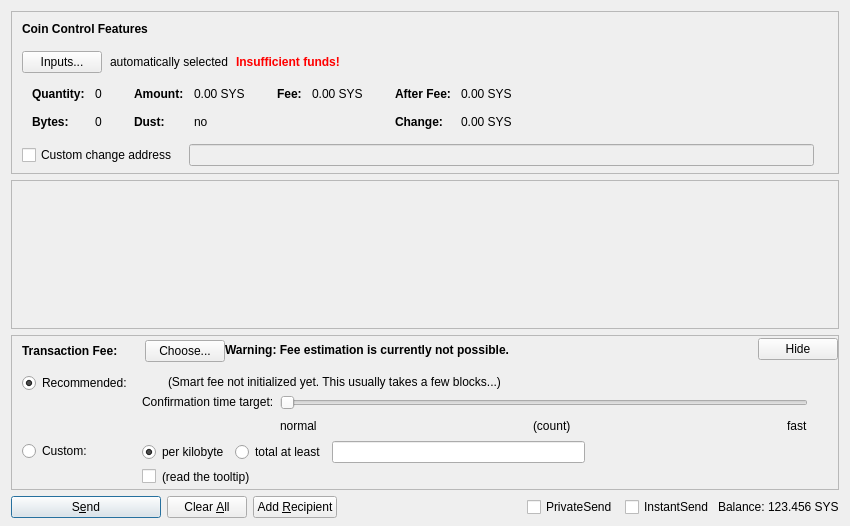
martkist/martkist, file src/qt/forms/sendcoinsdialog.ui: the form before one commit.
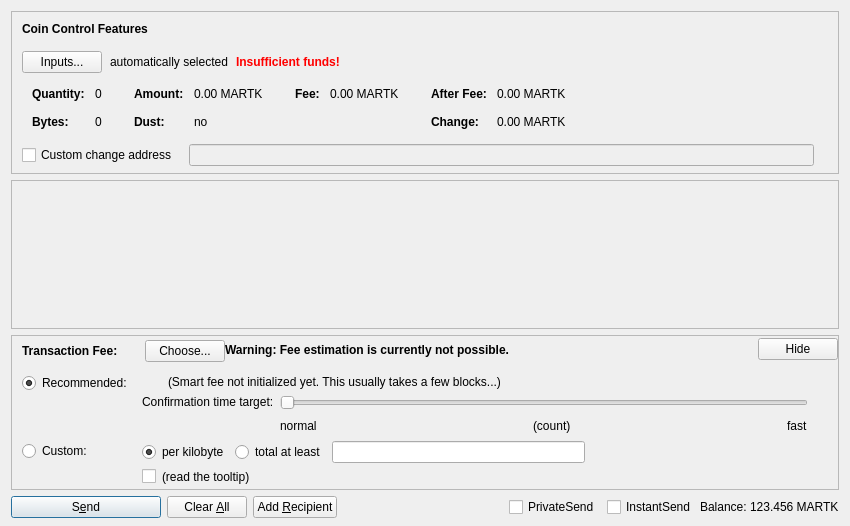
The form after the commit. Custom widgets are drawn as their Qt base class.

Patch:
```diff
--- a/src/qt/forms/sendcoinsdialog.ui
+++ b/src/qt/forms/sendcoinsdialog.ui
@@ -324,7 +324,7 @@
                   <enum>Qt::ActionsContextMenu</enum>
                  </property>
                  <property name="text">
-                  <string notr="true">0.00 SYS</string>
+                  <string notr="true">0.00 MARTK</string>
                  </property>
                  <property name="textInteractionFlags">
                   <set>Qt::LinksAccessibleByMouse|Qt::TextSelectableByKeyboard|Qt::TextSelectableByMouse</set>
@@ -404,7 +404,7 @@
                   <enum>Qt::ActionsContextMenu</enum>
                  </property>
                  <property name="text">
-                  <string notr="true">0.00 SYS</string>
+                  <string notr="true">0.00 MARTK</string>
                  </property>
                  <property name="textInteractionFlags">
                   <set>Qt::LinksAccessibleByMouse|Qt::TextSelectableByKeyboard|Qt::TextSelectableByMouse</set>
@@ -455,7 +455,7 @@
                   <enum>Qt::ActionsContextMenu</enum>
                  </property>
                  <property name="text">
-                  <string notr="true">0.00 SYS</string>
+                  <string notr="true">0.00 MARTK</string>
                  </property>
                  <property name="textInteractionFlags">
                   <set>Qt::LinksAccessibleByMouse|Qt::TextSelectableByKeyboard|Qt::TextSelectableByMouse</set>
@@ -484,7 +484,7 @@
                   <enum>Qt::ActionsContextMenu</enum>
                  </property>
                  <property name="text">
-                  <string notr="true">0.00 SYS</string>
+                  <string notr="true">0.00 MARTK</string>
                  </property>
                  <property name="textInteractionFlags">
                   <set>Qt::LinksAccessibleByMouse|Qt::TextSelectableByKeyboard|Qt::TextSelectableByMouse</set>
@@ -1326,7 +1326,7 @@
           <cursorShape>IBeamCursor</cursorShape>
          </property>
          <property name="text">
-          <string notr="true">123.456 SYS</string>
+          <string notr="true">123.456 MARTK</string>
          </property>
          <property name="textInteractionFlags">
           <set>Qt::LinksAccessibleByMouse|Qt::TextSelectableByKeyboard|Qt::TextSelectableByMouse</set>
```
Left out of the diff: 12 changed lines with no effect on the pictures.
